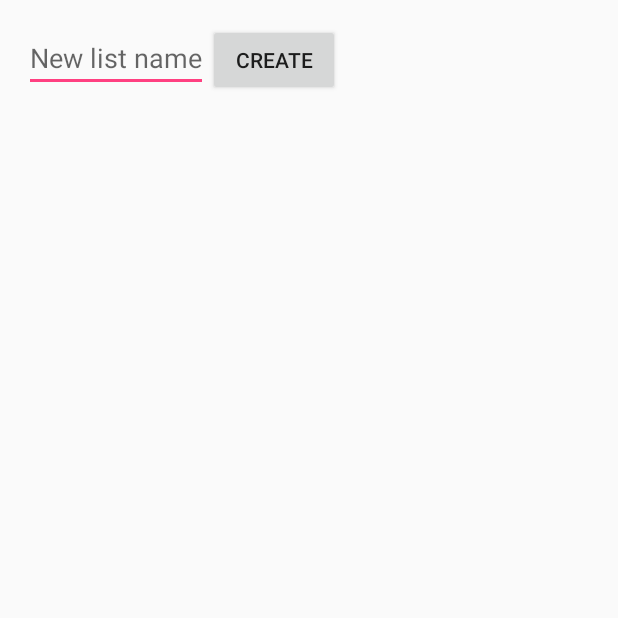
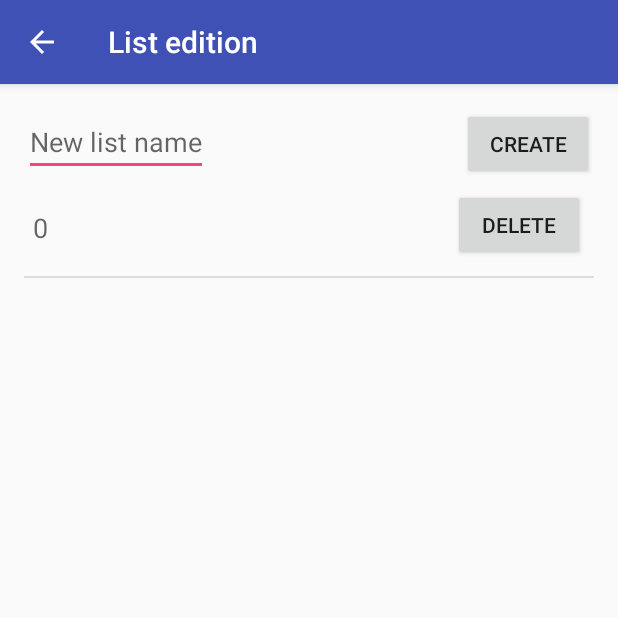
Before and after one commit to wismna/DoNext, an Android app: the TaskListActivity screen opened directly, with no data from a screen before it, after a tap on "CREATE", on a phone screen of 412 x 824 dp, the top half of it. Run offline under Robolectric (Android 15) with nearby library versions, the phone set to English and light mode, and no system bars.

Commit message:
Task list edition working (creation, delete...) Add New Task dialog (not working) Tabs synchronized with DB

```diff
--- a/DoNExt/app/src/main/java/com/wismna/geoffroy/donext/TaskListActivity.java
+++ /dev/null
@@ -1,74 +0,0 @@
-package com.wismna.geoffroy.donext;
-
-import android.app.ListActivity;
-import android.os.Bundle;
-import android.view.View;
-import android.widget.EditText;
-import android.widget.ListView;
-
-public class TaskListActivity extends ListActivity {
-    private TasksDataAccess dataAccess;
-
-    @Override
-    protected void onCreate(Bundle savedInstanceState) {
-        super.onCreate(savedInstanceState);
-        setContentView(R.layout.activity_task_list);
-
-        ListView listView = (ListView) findViewById(android.R.id.list);
-        dataAccess = new TasksDataAccess(this);
-        dataAccess.open();
-
-        //List<TaskList> values = dataAccess.getAllTaskLists();
-
-        // use the SimpleCursorAdapter to show the
-        // elements in a ListView
-        /*ArrayAdapter<TaskList> adapter = new ArrayAdapter<TaskList>(this,
-                android.R.layout.simple_list_item_1, values);
-        setListAdapter(adapter);*/
-
-        TaskListCursorAdapter adapter = new TaskListCursorAdapter(
-                this, R.layout.item_task_list, dataAccess.getAllTaskListsCursor(), 0);
-        listView.setAdapter(adapter);
-    }
-
-    // Will be called when the create Task List button is clicked
-    public void onCreateTaskList(View view) {
-        @SuppressWarnings("unchecked")
-        //ArrayAdapter<TaskList> adapter = (ArrayAdapter<TaskList>) getListAdapter();
-        TaskListCursorAdapter adapter = (TaskListCursorAdapter) getListAdapter();
-        TaskList taskList;
-
-        EditText editText = (EditText) findViewById(R.id.new_task_list_name);
-        // save the new comment to the database
-        taskList = dataAccess.createTaskList(editText.getText().toString());
-        //adapter.add(taskList);
-
-        adapter.notifyDataSetChanged();
-    }
-
-    public void onDeleteTaskList(View view) {
-        @SuppressWarnings("unchecked")
-        //ArrayAdapter<TaskList> adapter = (ArrayAdapter<TaskList>) getListAdapter();
-        TaskListCursorAdapter adapter = (TaskListCursorAdapter) getListAdapter();
-        TaskList taskList;
-
-        if (adapter.getCount() > 0) {
-            taskList = (TaskList) getListAdapter().getItem(0);
-            dataAccess.deleteTaskList(taskList);
-            //adapter.remove(taskList);
-        }
-        adapter.notifyDataSetChanged();
-    }
-
-    @Override
-    protected void onResume() {
-        dataAccess.open();
-        super.onResume();
-    }
-
-    @Override
-    protected void onPause() {
-        dataAccess.close();
-        super.onPause();
-    }
-}
--- a/DoNExt/app/src/main/java/com/wismna/geoffroy/donext/SettingsActivity.java
+++ b/DoNExt/app/src/main/java/com/wismna/geoffroy/donext/activities/SettingsActivity.java
@@ -1,9 +1,11 @@
-package com.wismna.geoffroy.donext;
+package com.wismna.geoffroy.donext.activities;
 
 import android.os.Bundle;
 import android.preference.PreferenceFragment;
 import android.preference.PreferenceManager;
 import android.support.v7.app.AppCompatActivity;
+
+import com.wismna.geoffroy.donext.R;
 
 public class SettingsActivity extends AppCompatActivity {
 
--- /dev/null
+++ b/DoNExt/app/src/main/java/com/wismna/geoffroy/donext/activities/TaskListActivity.java
@@ -0,0 +1,88 @@
+package com.wismna.geoffroy.donext.activities;
+
+import android.content.SharedPreferences;
+import android.database.Cursor;
+import android.os.Bundle;
+import android.preference.PreferenceManager;
+import android.support.v7.app.AppCompatActivity;
+import android.view.View;
+import android.widget.EditText;
+import android.widget.ListView;
+import android.widget.RelativeLayout;
+
+import com.wismna.geoffroy.donext.R;
+import com.wismna.geoffroy.donext.adapters.TaskListCursorAdapter;
+import com.wismna.geoffroy.donext.database.TasksDataAccess;
+
+public class TaskListActivity extends AppCompatActivity {
+    private TasksDataAccess dataAccess;
+    private TaskListCursorAdapter adapter;
+    private ListView listView;
+
+    @Override
+    protected void onCreate(Bundle savedInstanceState) {
+        super.onCreate(savedInstanceState);
+        setContentView(R.layout.activity_task_list);
+
+        listView = (ListView) findViewById(android.R.id.list);
+        dataAccess = new TasksDataAccess(this);
+        dataAccess.open();
+
+        adapter = new TaskListCursorAdapter(
+                this, R.layout.item_task_list, dataAccess.getAllTaskListsCursor(), 0);
+        listView.setAdapter(adapter);
+
+        updateCreateButtonEnabled();
+    }
+
+    // Will be called when the create Task List button is clicked
+    public void onCreateTaskList(View view) {
+        @SuppressWarnings("unchecked")
+        EditText editText = (EditText) findViewById(R.id.new_task_list_name);
+
+        Cursor cursor = dataAccess.createTaskList(editText.getText().toString());
+        adapter.changeCursor(cursor);
+        editText.setText("");
+        updateCreateButtonEnabled();
+    }
+
+    public void onDeleteTaskList(View view) {
+        @SuppressWarnings("unchecked")
+        final int position = listView.getPositionForView((View) view.getParent());
+        Cursor cursor = dataAccess.deleteTaskList((Cursor) adapter.getItem(position));
+        adapter.changeCursor(cursor);
+        updateCreateButtonEnabled();
+    }
+
+    @Override
+    protected void onResume() {
+        dataAccess.open();
+        super.onResume();
+    }
+
+    @Override
+    protected void onPause() {
+        dataAccess.close();
+        super.onPause();
+    }
+
+    private void updateCreateButtonEnabled() {
+        //Button createButton = (Button) findViewById(R.id.new_task_list_button);
+        //EditText editText = (EditText) findViewById(R.id.new_task_list_name);
+        RelativeLayout layout = (RelativeLayout) findViewById(R.id.new_task_list_layout);
+        int taskListCount = adapter.getCount();
+        SharedPreferences sharedPref = PreferenceManager.getDefaultSharedPreferences(this);
+        String maxTaskListsString = sharedPref.getString("pref_conf_max_lists", "3");
+        int maxTaskLists = Integer.valueOf(maxTaskListsString);
+        //createButton.setEnabled(taskListCount < maxTaskLists);
+        //editText.setEnabled(taskListCount < maxTaskLists);
+        if (taskListCount >= maxTaskLists) layout.setVisibility(View.GONE);
+        else layout.setVisibility(View.VISIBLE);
+    }
+
+    @Override
+    protected void onDestroy() {
+        super.onDestroy();
+        dataAccess.close();
+    }
+}
--- a/DoNExt/app/src/main/java/com/wismna/geoffroy/donext/TaskListCursorAdapter.java
+++ b/DoNExt/app/src/main/java/com/wismna/geoffroy/donext/adapters/TaskListCursorAdapter.java
@@ -1,4 +1,4 @@
-package com.wismna.geoffroy.donext;
+package com.wismna.geoffroy.donext.adapters;
 
 import android.content.Context;
 import android.database.Cursor;
@@ -7,6 +7,9 @@ import android.view.View;
 import android.view.ViewGroup;
 import android.widget.ResourceCursorAdapter;
 import android.widget.TextView;
+
+import com.wismna.geoffroy.donext.R;
+import com.wismna.geoffroy.donext.database.DatabaseHelper;
 
 /**
  * Created by geoffroy on 15-11-25.
@@ -38,4 +41,9 @@ public class TaskListCursorAdapter extends ResourceCursorAdapter {
         taskListCount.setText(String.valueOf(count));
         taskListName.setText(name);
     }
+
+    @Override
+    public View getView(int position, View convertView, ViewGroup parent) {
+        return super.getView(position, convertView, parent);
+    }
 }
--- a/DoNExt/app/src/main/java/com/wismna/geoffroy/donext/Task.java
+++ b/DoNExt/app/src/main/java/com/wismna/geoffroy/donext/dao/Task.java
@@ -1,4 +1,4 @@
-package com.wismna.geoffroy.donext;
+package com.wismna.geoffroy.donext.dao;
 
 /**
  * Created by geoffroy on 15-11-25.
--- a/DoNExt/app/src/main/java/com/wismna/geoffroy/donext/TaskList.java
+++ b/DoNExt/app/src/main/java/com/wismna/geoffroy/donext/dao/TaskList.java
@@ -1,4 +1,4 @@
-package com.wismna.geoffroy.donext;
+package com.wismna.geoffroy.donext.dao;
 
 /**
  * Created by geoffroy on 15-11-25.
@@ -26,6 +26,6 @@ public class TaskList {
     // Will be used by the ArrayAdapter in the ListView
     @Override
     public String toString() {
-        return name;
+        return String.valueOf(id);
     }
 }
--- a/DoNExt/app/src/main/java/com/wismna/geoffroy/donext/DatabaseHelper.java
+++ b/DoNExt/app/src/main/java/com/wismna/geoffroy/donext/database/DatabaseHelper.java
@@ -1,4 +1,4 @@
-package com.wismna.geoffroy.donext;
+package com.wismna.geoffroy.donext.database;
 
 import android.content.Context;
 import android.database.sqlite.SQLiteDatabase;
--- a/DoNExt/app/src/main/java/com/wismna/geoffroy/donext/TasksDataAccess.java
+++ b/DoNExt/app/src/main/java/com/wismna/geoffroy/donext/database/TasksDataAccess.java
@@ -1,10 +1,12 @@
-package com.wismna.geoffroy.donext;
+package com.wismna.geoffroy.donext.database;
 
 import android.content.ContentValues;
 import android.content.Context;
 import android.database.Cursor;
 import android.database.SQLException;
 import android.database.sqlite.SQLiteDatabase;
+
+import com.wismna.geoffroy.donext.dao.TaskList;
 
 import java.util.ArrayList;
 import java.util.List;
@@ -30,7 +32,7 @@ public class TasksDataAccess {
         dbHelper.close();
     }
 
-    public TaskList createTaskList(String name) {
+    /*public TaskList createTaskList(String name) {
         ContentValues values = new ContentValues();
         values.put(DatabaseHelper.TASKLIST_COLUMN_NAME, name);
         long insertId = database.insert(DatabaseHelper.TASKLIST_TABLE_NAME, null,
@@ -42,17 +44,33 @@ public class TasksDataAccess {
         TaskList newTaskList = cursorToTaskList(cursor);
         cursor.close();
         return newTaskList;
+    }*/
+
+    public Cursor createTaskList(String name) {
+        ContentValues values = new ContentValues();
+        values.put(DatabaseHelper.TASKLIST_COLUMN_NAME, name);
+        database.insert(DatabaseHelper.TASKLIST_TABLE_NAME, null, values);
+        return getAllTaskListsCursor();
     }
 
-    public void deleteTaskList(TaskList comment) {
+    /*public void deleteTaskList(TaskList comment) {
         long id = comment.getId();
         System.out.println("Comment deleted with id: " + id);
         database.delete(DatabaseHelper.TASKLIST_TABLE_NAME, DatabaseHelper.COLUMN_ID
                 + " = " + id, null);
+    }*/
+
+    public Cursor deleteTaskList(Cursor taskListCursor) {
+        TaskList taskList = cursorToTaskList(taskListCursor);
+        long id = taskList.getId();
+        System.out.println("Comment deleted with id: " + id);
+        database.delete(DatabaseHelper.TASKLIST_TABLE_NAME, DatabaseHelper.COLUMN_ID
+                + " = " + id, null);
+        return getAllTaskListsCursor();
     }
 
     public List<TaskList> getAllTaskLists() {
-        List<TaskList> taskLists = new ArrayList<TaskList>();
+        List<TaskList> taskLists = new ArrayList<>();
 
         Cursor cursor = getAllTaskListsCursor();
 
--- a/DoNExt/app/src/main/res/layout/activity_main.xml
+++ b/DoNExt/app/src/main/res/layout/activity_main.xml
@@ -6,7 +6,7 @@
     android:layout_width="match_parent"
     android:layout_height="match_parent"
     android:fitsSystemWindows="true"
-    tools:context="com.wismna.geoffroy.donext.MainActivity">
+    tools:context=".activities.MainActivity">
 
     <android.support.design.widget.AppBarLayout
         android:id="@+id/appbar"
@@ -21,9 +21,7 @@
             android:layout_height="?attr/actionBarSize"
             android:background="?attr/colorPrimary"
             app:layout_scrollFlags="scroll|enterAlways"
-            app:popupTheme="@style/AppTheme.PopupOverlay">
-
-        </android.support.v7.widget.Toolbar>
+            app:popupTheme="@style/AppTheme.PopupOverlay" />
 
         <android.support.design.widget.TabLayout
             android:id="@+id/tabs"
--- a/DoNExt/app/src/main/res/layout/activity_task_list.xml
+++ b/DoNExt/app/src/main/res/layout/activity_task_list.xml
@@ -8,8 +8,9 @@
     android:paddingRight="@dimen/activity_horizontal_margin"
     android:paddingTop="@dimen/activity_vertical_margin"
     android:orientation="vertical"
-    tools:context="com.wismna.geoffroy.donext.TaskListActivity">
-    <LinearLayout
+    tools:context=".activities.TaskListActivity">
+    <RelativeLayout
+        android:id="@+id/new_task_list_layout"
         android:layout_width="match_parent"
         android:layout_height="wrap_content">
         <EditText
@@ -18,11 +19,13 @@
             android:layout_height="wrap_content"
             android:hint="@string/task_list_new_list_hint"/>
         <Button
+            android:id="@+id/new_task_list_button"
             android:layout_width="wrap_content"
             android:layout_height="wrap_content"
+            android:layout_alignParentRight="true"
             android:onClick="onCreateTaskList"
             android:text="@string/task_list_new_list_create"/>
-    </LinearLayout>
+    </RelativeLayout>
     <ListView
         android:id="@android:id/list"
         android:layout_width="match_parent"
--- a/DoNExt/app/src/main/res/layout/item_task_list.xml
+++ b/DoNExt/app/src/main/res/layout/item_task_list.xml
@@ -1,12 +1,13 @@
 <?xml version="1.0" encoding="utf-8"?>
-<LinearLayout xmlns:android="http://schemas.android.com/apk/res/android"
-    android:orientation="horizontal"
+<RelativeLayout xmlns:android="http://schemas.android.com/apk/res/android"
     android:layout_width="match_parent"
-    android:layout_height="match_parent">
+    android:layout_height="?android:attr/listPreferredItemHeight"
+    android:padding="6dip">
     <TextView
         android:id="@+id/task_list_count"
         android:layout_width="wrap_content"
         android:layout_height="wrap_content"
+        android:layout_centerVertical="true"
         android:text="test"
         android:textAppearance="?android:attr/textAppearanceMedium"/>
     <TextView
@@ -14,11 +15,15 @@
         android:layout_width="wrap_content"
         android:layout_height="wrap_content"
         android:layout_marginLeft="10dp"
+        android:layout_toRightOf="@id/task_list_count"
+        android:layout_centerVertical="true"
         android:text="Name"
         android:textAppearance="?android:attr/textAppearanceLarge"/>
     <Button
         android:layout_width="wrap_content"
         android:layout_height="wrap_content"
+        android:layout_alignParentEnd="true"
+        android:layout_alignParentRight="true"
         android:text="@string/task_list_delete"
         android:onClick="onDeleteTaskList" />
-</LinearLayout>
+</RelativeLayout>
```
Also changed, not shown: DoNExt/app/src/main/AndroidManifest.xml (+8 -8 lines), DoNExt/app/src/main/java/com/wismna/geoffroy/donext/activities/MainActivity.java (renamed from DoNExt/app/src/main/java/com/wismna/geoffroy/donext/MainActivity.java, +32 -24 lines), DoNExt/app/src/main/java/com/wismna/geoffroy/donext/fragments/NewTaskFragment.java (added, +66 -0 lines), DoNExt/app/src/main/res/layout/fragment_main.xml (+6 -1 lines), DoNExt/app/src/main/res/layout/new_task.xml (added, +65 -0 lines), DoNExt/app/src/main/res/menu/menu_main.xml (+15 -9 lines), DoNExt/app/src/main/res/values/strings.xml (+13 -0 lines).
